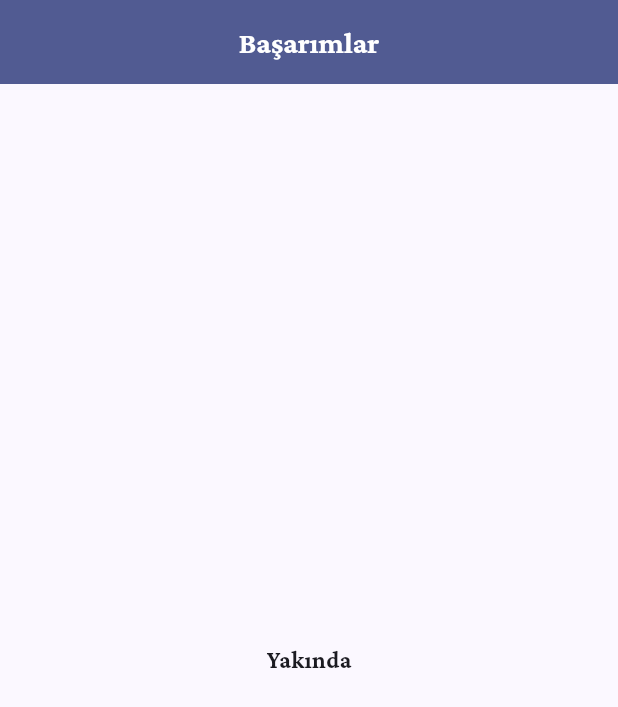
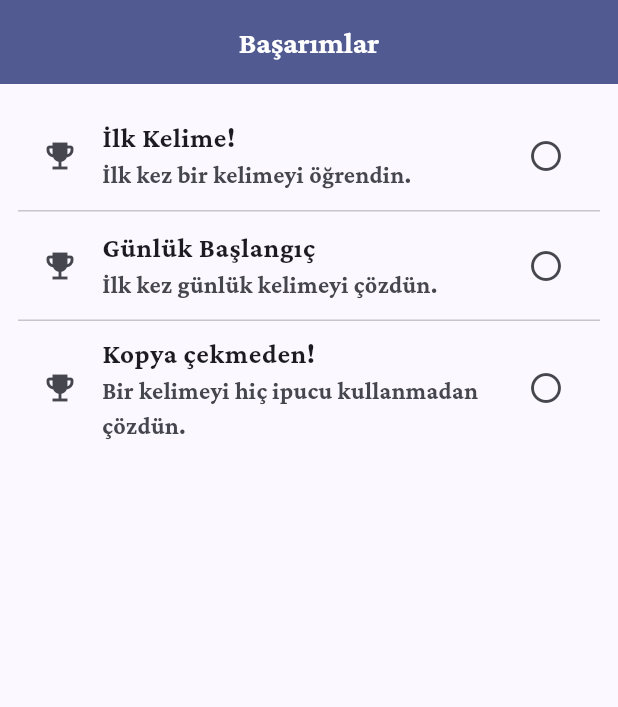
Before and after one commit to furkanuysal/linguess, a Flutter app: the AchievementsPage screen opened by its route, on a phone screen of 412 x 824 dp. Shown: the top 707 px of the screen. Run offline on Flutter 3.47's test engine with Material 3 defaults, Android fonts, the phone set to English and light mode, and no system bars; our stand-ins replace cloud_firestore, firebase_auth, firebase_core, flutter_riverpod, go_router, google_fonts and 1 more; accounts and stored records are empty.

Commit message:
feat: Add achievements system with localization support and UI integration

```diff
--- a/lib/l10n/app_tr.arb
+++ b/lib/l10n/app_tr.arb
@@ -267,5 +267,33 @@
   "comingSoon": "Yakında",
   "@comingSoon": {
     "description": "Label for the 'coming soon' message"
+  },
+  "dailyWordLoginRequired": "Günlük kelimeyi çözmek için giriş yapmalısınız.",
+  "@dailyWordLoginRequired": {
+    "description": "Message shown when the user needs to log in to solve the daily word"
+  },
+  "achievement_learn_firstword_title": "İlk Kelime!",
+  "@achievement_learn_firstword_title": {
+    "description": "Title for the 'learn first word' achievement"
+  },
+  "achievement_learn_firstword_description": "İlk kez bir kelimeyi öğrendin.",
+  "@achievement_learn_firstword_description": {
+    "description": "Description for the 'learn first word' achievement"
+  },
+  "achievement_solve_dailyword_firsttime_title": "Günlük Başlangıç",
+  "@achievement_solve_dailyword_firsttime_title": {
+    "description": "Title for the 'solve daily word' achievement"
+  },
+  "achievement_solve_dailyword_firsttime_description": "İlk kez günlük kelimeyi çözdün.",
+  "@achievement_solve_dailyword_firsttime_description": {
+    "description": "Description for the 'solve daily word' achievement"
+  },
+  "achievement_solve_firstword_nohint_title": "Kopya çekmeden!",
+  "@achievement_solve_firstword_nohint_title": {
+    "description": "Title for the 'solve first word without hint' achievement"
+  },
+  "achievement_solve_firstword_nohint_description": "Bir kelimeyi hiç ipucu kullanmadan çözdün.",
+  "@achievement_solve_firstword_nohint_description": {
+    "description": "Description for the 'solve first word without hint' achievement"
   }
 }
--- a/lib/pages/achievements_page.dart
+++ b/lib/pages/achievements_page.dart
@@ -1,15 +1,34 @@
 import 'package:flutter/material.dart';
+import 'package:flutter_riverpod/flutter_riverpod.dart';
 import 'package:linguess/l10n/generated/app_localizations.dart';
+import 'package:linguess/providers/achievements_provider.dart';
 
-class AchievementsPage extends StatelessWidget {
+class AchievementsPage extends ConsumerWidget {
   const AchievementsPage({super.key});
 
   @override
-  Widget build(BuildContext context) {
+  Widget build(BuildContext context, WidgetRef ref) {
+    final items = ref.watch(achievementsViewProvider(context));
     final l10n = AppLocalizations.of(context)!;
+
     return Scaffold(
       appBar: AppBar(title: Text(l10n.achievements)),
-      body: Center(child: Text(l10n.comingSoon)),
+      body: ListView.separated(
+        padding: const EdgeInsets.all(12),
+        itemCount: items.length,
+        separatorBuilder: (_, _) => const Divider(height: 1),
+        itemBuilder: (context, i) {
+          final item = items[i];
+          return ListTile(
+            leading: Icon(Icons.emoji_events),
+            title: Text(item.def.title),
+            subtitle: Text(item.def.description),
+            trailing: item.earned
+                ? const Icon(Icons.check_circle, color: Colors.green)
+                : const Icon(Icons.radio_button_unchecked),
+          );
+        },
+      ),
     );
   }
 }
--- a/lib/pages/profile_page.dart
+++ b/lib/pages/profile_page.dart
@@ -27,11 +27,6 @@ class ProfilePage extends ConsumerWidget {
           final data = snap.data() as Map<String, dynamic>;
           final email = data['email'] ?? '—';
           final gold = (data['gold'] ?? 0).toString();
-
-          final learnedCount = learnedIdsAsync.maybeWhen(
-            data: (ids) => ids.length,
-            orElse: () => 0,
-          );
 
           return ListView(
             padding: const EdgeInsets.all(16),
--- /dev/null
+++ b/lib/providers/achievements_provider.dart
@@ -0,0 +1,30 @@
+import 'package:flutter/material.dart';
+import 'package:flutter_riverpod/flutter_riverpod.dart';
+import 'package:linguess/features/achievement/achievement_defs.dart';
+import 'package:linguess/models/achievement_model.dart';
+import 'package:linguess/services/achievement_service.dart';
+
+final achievementsServiceProvider = Provider<AchievementsService>((ref) {
+  return AchievementsService();
+});
+
+// Watches the set of achievement IDs earned by the user as a stream
+final earnedAchievementIdsProvider = StreamProvider.autoDispose<Set<String>>((
+  ref,
+) {
+  final svc = ref.watch(achievementsServiceProvider);
+  return svc.earnedIdsStream();
+});
+
+// For UI: definitions + earned status
+final achievementsViewProvider = Provider.autoDispose
+    .family<List<({AchievementModel def, bool earned})>, BuildContext>((
+      ref,
+      context,
+    ) {
+      final earned =
+          ref.watch(earnedAchievementIdsProvider).valueOrNull ?? <String>{};
+      final defs = buildAchievements(context);
+
+      return defs.map((d) => (def: d, earned: earned.contains(d.id))).toList();
+    });
--- a/lib/services/economy_service.dart
+++ b/lib/services/economy_service.dart
@@ -44,7 +44,11 @@ class EconomyService {
     final userDoc = _firestore.collection('users').doc(uid);
     final userSnapshot = await userDoc.get();
     int currentGold = userSnapshot.data()?['gold'] ?? 0;
+    int correctCount = userSnapshot.data()?['correctCount'] ?? 0;
 
-    await userDoc.update({'gold': currentGold + goldToAdd});
+    await userDoc.update({
+      'gold': currentGold + goldToAdd,
+      'correctCount': correctCount + 1,
+    });
   }
 }
```
Also changed, not shown: lib/features/achievement/achievement_defs.dart (added, +28 -0 lines), lib/l10n/app_de.arb (+28 -0 lines), lib/l10n/app_es.arb (+28 -0 lines), lib/models/achievement_model.dart (added, +13 -0 lines), lib/providers/daily_puzzle_provider.dart (+12 -1 lines), lib/providers/word_game_provider.dart (+16 -0 lines), lib/services/achievement_service.dart (+43 -2 lines), lib/services/user_service.dart (+14 -8 lines), lib/l10n/generated/app_localizations.dart, lib/l10n/generated/app_localizations_de.dart, lib/l10n/generated/app_localizations_es.dart, lib/l10n/generated/app_localizations_tr.dart.
